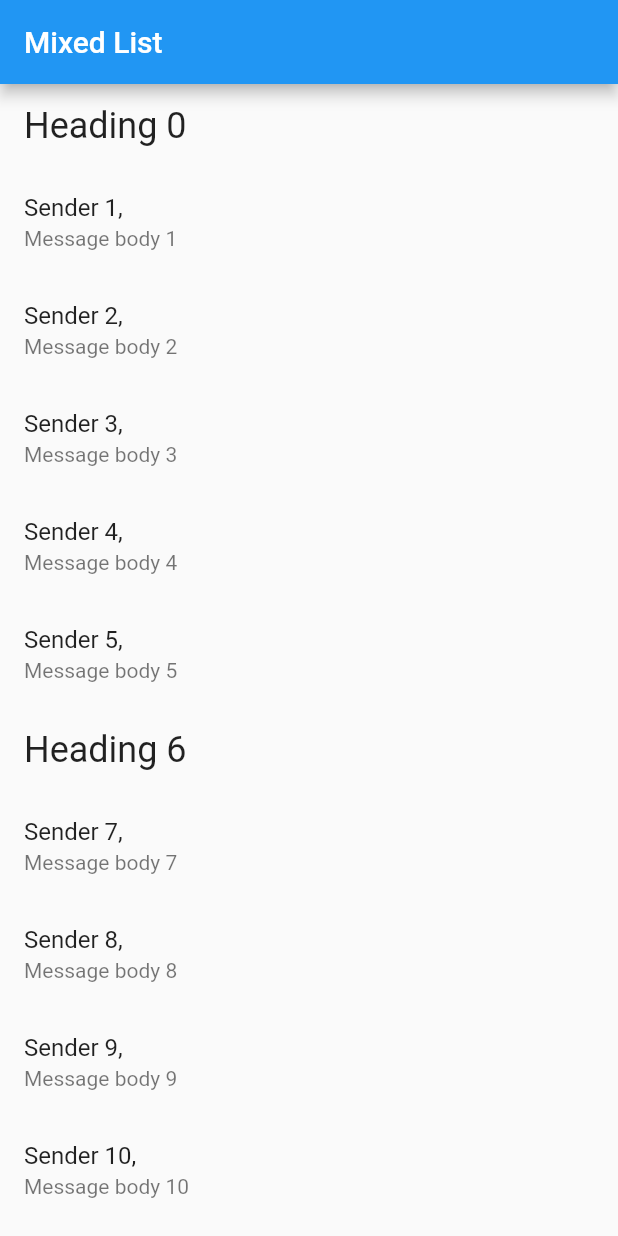
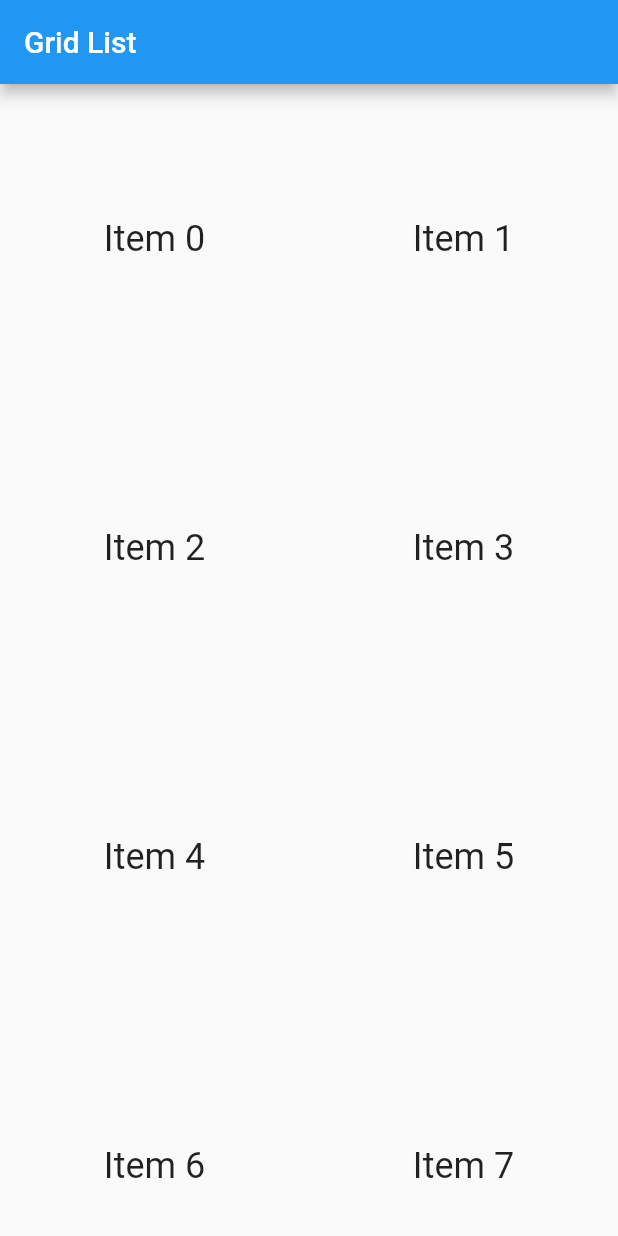
Before and after one commit to JianchuanWu/helloworld, a Flutter app: the screen it shows after launch, on a phone screen of 412 x 824 dp. Run offline on Flutter 3.47's test engine with Material 2 defaults, Android fonts, the phone set to English and light mode, and no system bars; our stand-ins replace cached_network_image, transparent_image.

Commit message:
使用GridView.count构造函数创建一个 Grid List。

```diff
--- /dev/null
+++ b/lib/GridList.dart
@@ -0,0 +1,27 @@
+import 'package:flutter/material.dart';
+
+class GridList extends StatelessWidget {
+  @override
+  Widget build(BuildContext context) {
+    final title = 'Grid List';
+    return new MaterialApp(
+      title: title,
+      home: new Scaffold(
+        appBar: new AppBar(
+          title: new Text(title),
+        ),
+        body: new GridView.count(
+          crossAxisCount: 2,
+          children: new List.generate(100, (index) {
+            return new Center(
+              child: new Text(
+                'Item $index',
+                style: Theme.of(context).textTheme.headline,
+              ),
+            );
+          }),
+        ),
+      ),
+    );
+  }
+}
--- a/lib/main.dart
+++ b/lib/main.dart
@@ -1,10 +1,4 @@
 import 'package:flutter/material.dart';
-import 'package:helloworld/MixedList.dart';
+import 'package:helloworld/GridList.dart';
 
-void main() => runApp(new MixedList(
-      items: new List<ListItem>.generate(
-          1000,
-          (i) => i % 6 == 0
-              ? new HeadingItem("Heading $i")
-              : new MessageItem('Sender $i,', 'Message body $i')),
-    ));
+void main() => runApp(new GridList());
```
